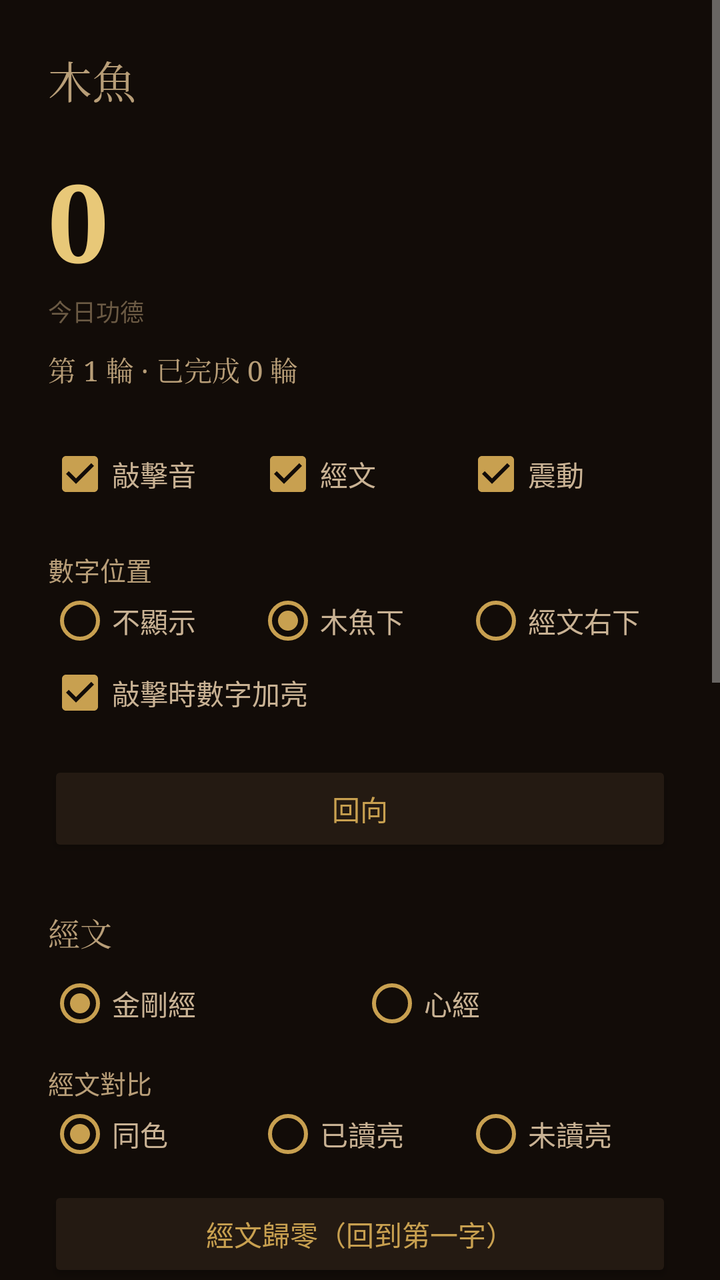
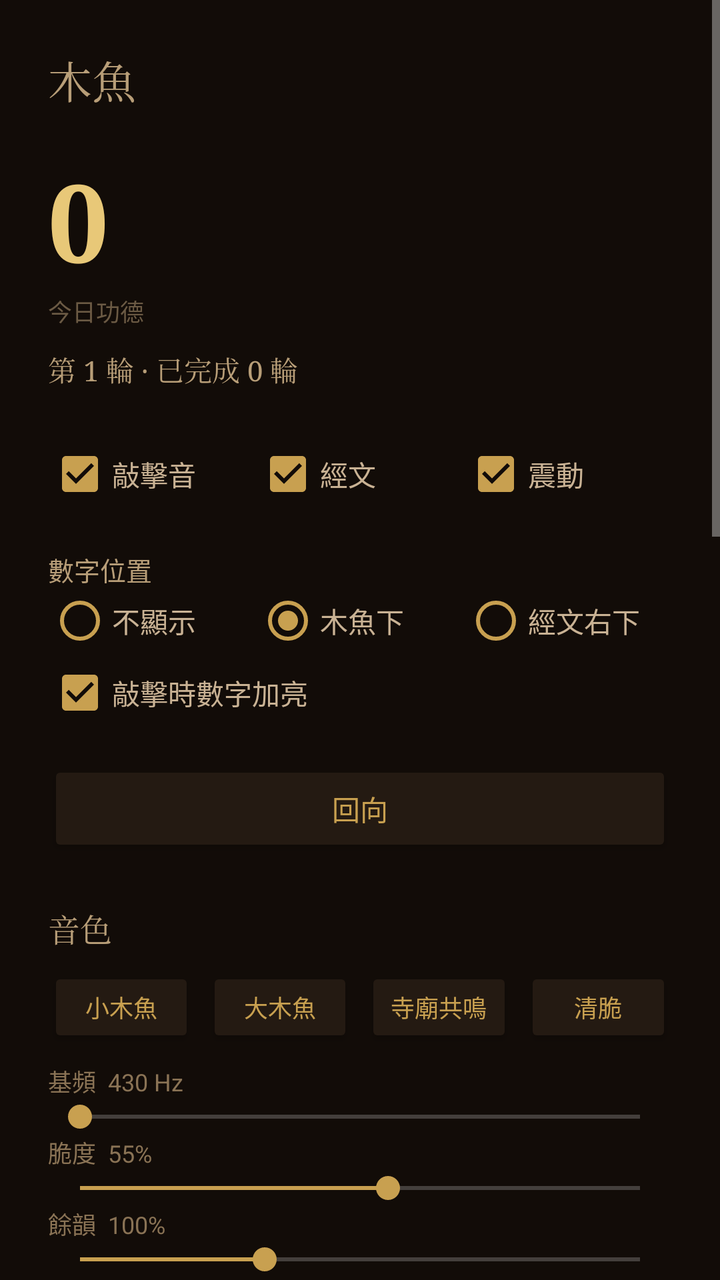

Two renders of the same Android screen: before a commit and after it. Below are the layout's source before the change and the commit's diff.
<!-- AndroidManifest.xml: application theme android:Theme.Material.NoActionBar -->
<!-- res/layout/activity_main.xml -->
<?xml version="1.0" encoding="utf-8"?>
<ScrollView xmlns:android="http://schemas.android.com/apk/res/android"
    android:fitsSystemWindows="true"
    android:layout_width="match_parent"
    android:layout_height="match_parent"
    android:background="#120C08">

    <LinearLayout
        android:layout_width="match_parent"
        android:layout_height="wrap_content"
        android:orientation="vertical"
        android:padding="24dp">

        <TextView
            android:layout_width="wrap_content"
            android:layout_height="wrap_content"
            android:text="木魚"
            android:textColor="#B89E78"
            android:textSize="22sp"
            android:fontFamily="serif" />

        <TextView
            android:id="@+id/total"
            android:layout_width="wrap_content"
            android:layout_height="wrap_content"
            android:layout_marginTop="18dp"
            android:text="0"
            android:textColor="#E8C878"
            android:textSize="54sp"
            android:textStyle="bold"
            android:fontFamily="serif" />

        <TextView
            android:id="@+id/total_caption"
            android:layout_width="wrap_content"
            android:layout_height="wrap_content"
            android:text="今日功德"
            android:textColor="#6B5A44"
            android:textSize="12sp" />

        <TextView
            android:id="@+id/rounds"
            android:layout_width="wrap_content"
            android:layout_height="wrap_content"
            android:layout_marginTop="10dp"
            android:text="第 1 輪 · 已完成 0 輪"
            android:textColor="#B89E78"
            android:textSize="14sp"
            android:fontFamily="serif" />

        
        <LinearLayout
            android:layout_width="match_parent"
            android:layout_height="wrap_content"
            android:layout_marginTop="26dp"
            android:orientation="horizontal"
            android:gravity="center_vertical">

            <CheckBox
                android:id="@+id/sw_sound"
                android:buttonTint="#C8A050"
                android:layout_width="0dp"
                android:layout_height="wrap_content"
                android:layout_weight="1"
                android:checked="true"
                android:text="敲擊音"
                android:textColor="#C9B294" />

            <CheckBox
                android:id="@+id/sw_sutra"
                android:layout_width="0dp"
                android:layout_height="wrap_content"
                android:layout_weight="1"
                android:checked="true"
                android:text="經文"
                android:buttonTint="#C8A050"
                android:textColor="#C9B294" />

            <CheckBox
                android:id="@+id/sw_vib"
                android:buttonTint="#C8A050"
                android:layout_width="0dp"
                android:layout_height="wrap_content"
                android:layout_weight="1"
                android:checked="true"
                android:text="震動"
                android:textColor="#C9B294" />
        </LinearLayout>

        <TextView
            android:layout_width="wrap_content"
            android:layout_height="wrap_content"
            android:layout_marginTop="22dp"
            android:text="數字位置"
            android:textColor="#B89E78"
            android:textSize="13sp" />

        <RadioGroup
            android:id="@+id/num_group"
            android:layout_width="match_parent"
            android:layout_height="wrap_content"
            android:orientation="horizontal">

            <RadioButton
                android:id="@+id/num_off"
                android:layout_width="0dp"
                android:layout_height="wrap_content"
                android:layout_weight="1"
                android:text="不顯示"
                android:textColor="#C9B294"
                android:buttonTint="#C8A050" />

            <RadioButton
                android:id="@+id/num_under"
                android:layout_width="0dp"
                android:layout_height="wrap_content"
                android:layout_weight="1"
                android:checked="true"
                android:text="木魚下"
                android:textColor="#C9B294"
                android:buttonTint="#C8A050" />

            <RadioButton
                android:id="@+id/num_corner"
                android:layout_width="0dp"
                android:layout_height="wrap_content"
                android:layout_weight="1"
                android:text="經文右下"
                android:textColor="#C9B294"
                android:buttonTint="#C8A050" />
        </RadioGroup>

        <CheckBox
            android:id="@+id/sw_num_hot"
            android:layout_width="wrap_content"
            android:layout_height="wrap_content"
            android:layout_marginTop="4dp"
            android:checked="true"
            android:text="敲擊時數字加亮"
            android:buttonTint="#C8A050"
            android:textColor="#C9B294" />

        <Button
            android:id="@+id/btn_dedicate"
            android:layout_width="match_parent"
            android:layout_height="wrap_content"
            android:layout_marginTop="18dp"
            android:backgroundTint="#241A12"
            android:text="回向"
            android:textColor="#C8A050" />

        
        <TextView
            android:layout_width="wrap_content"
            android:layout_height="wrap_content"
            android:layout_marginTop="26dp"
            android:text="經文"
            android:textColor="#B89E78"
            android:textSize="16sp"
            android:fontFamily="serif" />

        <RadioGroup
            android:id="@+id/sutra_group"
            android:layout_width="match_parent"
            android:layout_height="wrap_content"
            android:layout_marginTop="8dp"
            android:orientation="horizontal">

            <RadioButton
                android:id="@+id/sutra_jj"
                android:layout_width="0dp"
                android:layout_height="wrap_content"
                android:layout_weight="1"
                android:checked="true"
                android:text="金剛經"
                android:textColor="#C9B294"
                android:buttonTint="#C8A050" />

            <RadioButton
                android:id="@+id/sutra_xj"
                android:layout_width="0dp"
                android:layout_height="wrap_content"
                android:layout_weight="1"
                android:text="心經"
                android:textColor="#C9B294"
                android:buttonTint="#C8A050" />
        </RadioGroup>

        <TextView
            android:layout_width="wrap_content"
            android:layout_height="wrap_content"
            android:layout_marginTop="14dp"
            android:text="經文對比"
            android:textColor="#B89E78"
            android:textSize="13sp" />

        <RadioGroup
            android:id="@+id/contrast_group"
            android:layout_width="match_parent"
            android:layout_height="wrap_content"
            android:orientation="horizontal">

            <RadioButton
                android:id="@+id/ct_same"
                android:layout_width="0dp"
                android:layout_height="wrap_content"
                android:layout_weight="1"
                android:checked="true"
                android:text="同色"
                android:textColor="#C9B294"
                android:buttonTint="#C8A050" />

            <RadioButton
                android:id="@+id/ct_read"
                android:layout_width="0dp"
                android:layout_height="wrap_content"
                android:layout_weight="1"
                android:text="已讀亮"
                android:textColor="#C9B294"
                android:buttonTint="#C8A050" />

            <RadioButton
                android:id="@+id/ct_unread"
                android:layout_width="0dp"
                android:layout_height="wrap_content"
                android:layout_weight="1"
                android:text="未讀亮"
                android:textColor="#C9B294"
                android:buttonTint="#C8A050" />
        </RadioGroup>

        <Button
            android:id="@+id/btn_reset_sutra"
            android:layout_width="match_parent"
            android:layout_height="wrap_content"
            android:layout_marginTop="10dp"
            android:backgroundTint="#241A12"
            android:text="經文歸零（回到第一字）"
            android:textColor="#C8A050" />

        
        <TextView
            android:layout_width="wrap_content"
            android:layout_height="wrap_content"
            android:layout_marginTop="30dp"
            android:text="修習記錄"
            android:textColor="#B89E78"
            android:textSize="16sp"
            android:fontFamily="serif" />

        <TextView
            android:id="@+id/history"
            android:layout_width="match_parent"
            android:layout_height="wrap_content"
            android:layout_marginTop="10dp"
            android:lineSpacingExtra="6dp"
            android:text="暫無回向記錄"
            android:textColor="#7A6852"
            android:textSize="13sp" />

        <TextView
            android:layout_width="wrap_content"
            android:layout_height="wrap_content"
            android:layout_marginTop="36dp"
            android:text="關於"
            android:textColor="#B89E78"
            android:textSize="16sp"
            android:fontFamily="serif" />

        <TextView
            android:layout_width="match_parent"
            android:layout_height="wrap_content"
            android:layout_marginTop="10dp"
            android:lineSpacingExtra="5dp"
            android:text="桌面敲木魚，功德記在心。\n\n· 敲擊：桌面小部件點一下即敲，木聲 + 震動，今日功德 +1\n· 每滿 108 次響一聲磬，計一輪（跨天連續累計）\n· 今日功德跨零點自動歸零，累計與輪次永久保留\n· 經文：可選金剛經 / 心經，方框逐字前進，讀滿循環\n· 回向：清空今日數字並記入修習記錄，不動經文位置\n\n提示：若桌面點擊無反應，請在系統設置中允許本應用「自啟動」（MIUI 的後台凍結會攔截點擊）"
            android:textColor="#7A6852"
            android:textSize="12sp" />

        <TextView
            android:layout_width="wrap_content"
            android:layout_height="wrap_content"
            android:layout_marginTop="18dp"
            android:text="聯繫"
            android:textColor="#B89E78"
            android:textSize="16sp"
            android:fontFamily="serif" />

        <TextView
            android:id="@+id/link_weibo"
            android:layout_width="match_parent"
            android:layout_height="wrap_content"
            android:layout_marginTop="8dp"
            android:paddingTop="8dp"
            android:paddingBottom="8dp"
            android:background="?android:attr/selectableItemBackground"
            android:text="微博　@王药师"
            android:textColor="#C8A050"
            android:textSize="14sp" />

        <TextView
            android:id="@+id/link_twitter"
            android:layout_width="match_parent"
            android:layout_height="wrap_content"
            android:paddingTop="8dp"
            android:paddingBottom="8dp"
            android:background="?android:attr/selectableItemBackground"
            android:text="推特　@qq831261"
            android:textColor="#C8A050"
            android:textSize="14sp" />

        <TextView
            android:id="@+id/version"
            android:layout_width="match_parent"
            android:layout_height="wrap_content"
            android:layout_marginTop="22dp"
            android:layout_marginBottom="12dp"
            android:gravity="center"
            android:textColor="#4A3C2E"
            android:textSize="11sp" />
    </LinearLayout>
</ScrollView>
<!-- resources referenced by this layout -->
<resources>

</resources>

<!-- the commit's change to res/layout/activity_main.xml (unified diff, before → after) -->
@@ -153,6 +153,130 @@
         <TextView
             android:layout_width="wrap_content"
             android:layout_height="wrap_content"
+            android:layout_marginTop="24dp"
+            android:text="音色"
+            android:textColor="#B89E78"
+            android:textSize="16sp"
+            android:fontFamily="serif" />
+
+        <LinearLayout
+            android:layout_width="match_parent"
+            android:layout_height="wrap_content"
+            android:layout_marginTop="8dp"
+            android:orientation="horizontal">
+
+            <Button
+                android:id="@+id/preset_small"
+                android:layout_width="0dp"
+                android:layout_height="40dp"
+                android:layout_weight="1"
+                android:layout_marginEnd="6dp"
+                android:backgroundTint="#241A12"
+                android:padding="0dp"
+                android:text="小木魚"
+                android:textColor="#C8A050"
+                android:textSize="12sp" />
+
+            <Button
+                android:id="@+id/preset_big"
+                android:layout_width="0dp"
+                android:layout_height="40dp"
+                android:layout_weight="1"
+                android:layout_marginEnd="6dp"
+                android:backgroundTint="#241A12"
+                android:padding="0dp"
+                android:text="大木魚"
+                android:textColor="#C8A050"
+                android:textSize="12sp" />
+
+            <Button
+                android:id="@+id/preset_temple"
+                android:layout_width="0dp"
+                android:layout_height="40dp"
+                android:layout_weight="1"
+                android:layout_marginEnd="6dp"
+                android:backgroundTint="#241A12"
+                android:padding="0dp"
+                android:text="寺廟共鳴"
+                android:textColor="#C8A050"
+                android:textSize="12sp" />
+
+            <Button
+                android:id="@+id/preset_crisp"
+                android:layout_width="0dp"
+                android:layout_height="40dp"
+                android:layout_weight="1"
+                android:backgroundTint="#241A12"
+                android:padding="0dp"
+                android:text="清脆"
+                android:textColor="#C8A050"
+                android:textSize="12sp" />
+        </LinearLayout>
+
+        <TextView
+            android:id="@+id/tonepitch_label"
+            android:layout_width="match_parent"
+            android:layout_height="wrap_content"
+            android:layout_marginTop="8dp"
+            android:text="基頻  430 Hz"
+            android:textColor="#8A7355"
+            android:textSize="12sp" />
+
+        <SeekBar
+            android:id="@+id/seek_pitch"
+            android:layout_width="match_parent"
+            android:layout_height="wrap_content"
+            android:max="100"
+            android:progressTint="#C8A050"
+            android:thumbTint="#C8A050" />
+
+        <TextView
+            android:id="@+id/tonebright_label"
+            android:layout_width="match_parent"
+            android:layout_height="wrap_content"
+            android:text="脆度  55%"
+            android:textColor="#8A7355"
+            android:textSize="12sp" />
+
+        <SeekBar
+            android:id="@+id/seek_bright"
+            android:layout_width="match_parent"
+            android:layout_height="wrap_content"
+            android:max="100"
+            android:progress="55"
+            android:progressTint="#C8A050"
+            android:thumbTint="#C8A050" />
+
+        <TextView
+            android:id="@+id/tonedecay_label"
+            android:layout_width="match_parent"
+            android:layout_height="wrap_content"
+            android:text="餘韻  100%"
+            android:textColor="#8A7355"
+            android:textSize="12sp" />
+
+        <SeekBar
+            android:id="@+id/seek_decay"
+            android:layout_width="match_parent"
+            android:layout_height="wrap_content"
+            android:max="100"
+            android:progress="33"
+            android:progressTint="#C8A050"
+            android:thumbTint="#C8A050" />
+
+        <Button
+            android:id="@+id/btn_tone_preview"
+            android:layout_width="match_parent"
+            android:layout_height="wrap_content"
+            android:layout_marginTop="6dp"
+            android:backgroundTint="#241A12"
+            android:text="試聽"
+            android:textColor="#C8A050" />
+
+        
+        <TextView
+            android:layout_width="wrap_content"
+            android:layout_height="wrap_content"
             android:layout_marginTop="26dp"
             android:text="經文"
             android:textColor="#B89E78"
@@ -163,26 +287,35 @@
             android:id="@+id/sutra_group"
             android:layout_width="match_parent"
             android:layout_height="wrap_content"
-            android:layout_marginTop="8dp"
-            android:orientation="horizontal">
+            android:layout_marginTop="6dp"
+            android:orientation="vertical">
 
             <RadioButton
                 android:id="@+id/sutra_jj"
-                android:layout_width="0dp"
-                android:layout_height="wrap_content"
-                android:layout_weight="1"
-                android:checked="true"
-                android:text="金剛經"
-                android:textColor="#C9B294"
+                android:layout_width="match_parent"
+                android:layout_height="wrap_content"
+                android:checked="true"
+                android:text="金剛經 · 鳩摩羅什譯"
+                android:textColor="#C9B294"
+                android:textSize="14sp"
+                android:buttonTint="#C8A050" />
+
+            <RadioButton
+                android:id="@+id/sutra_jg_xz"
+                android:layout_width="match_parent"
+                android:layout_height="wrap_content"
+                android:text="金剛經 · 玄奘譯（能斷）"
+                android:textColor="#C9B294"
+                android:textSize="14sp"
                 android:buttonTint="#C8A050" />
 
             <RadioButton
                 android:id="@+id/sutra_xj"
-                android:layout_width="0dp"
-                android:layout_height="wrap_content"
-                android:layout_weight="1"
-                android:text="心經"
-                android:textColor="#C9B294"
+                android:layout_width="match_parent"
+                android:layout_height="wrap_content"
+                android:text="心經 · 玄奘譯"
+                android:textColor="#C9B294"
+                android:textSize="14sp"
                 android:buttonTint="#C8A050" />
         </RadioGroup>
 
